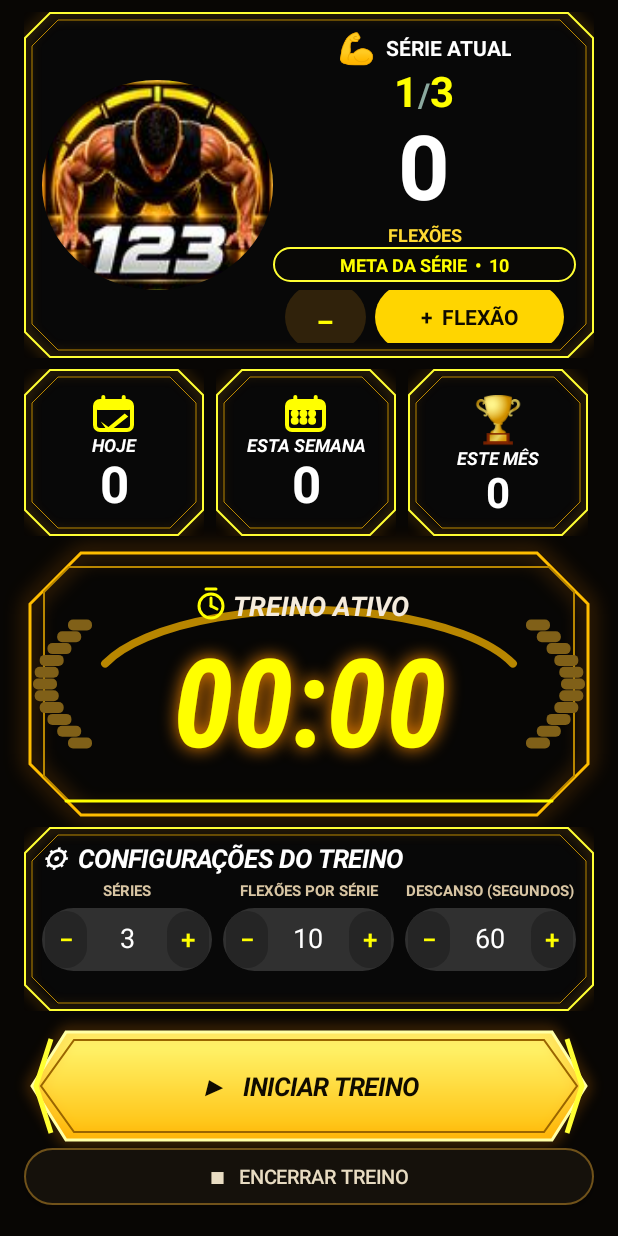
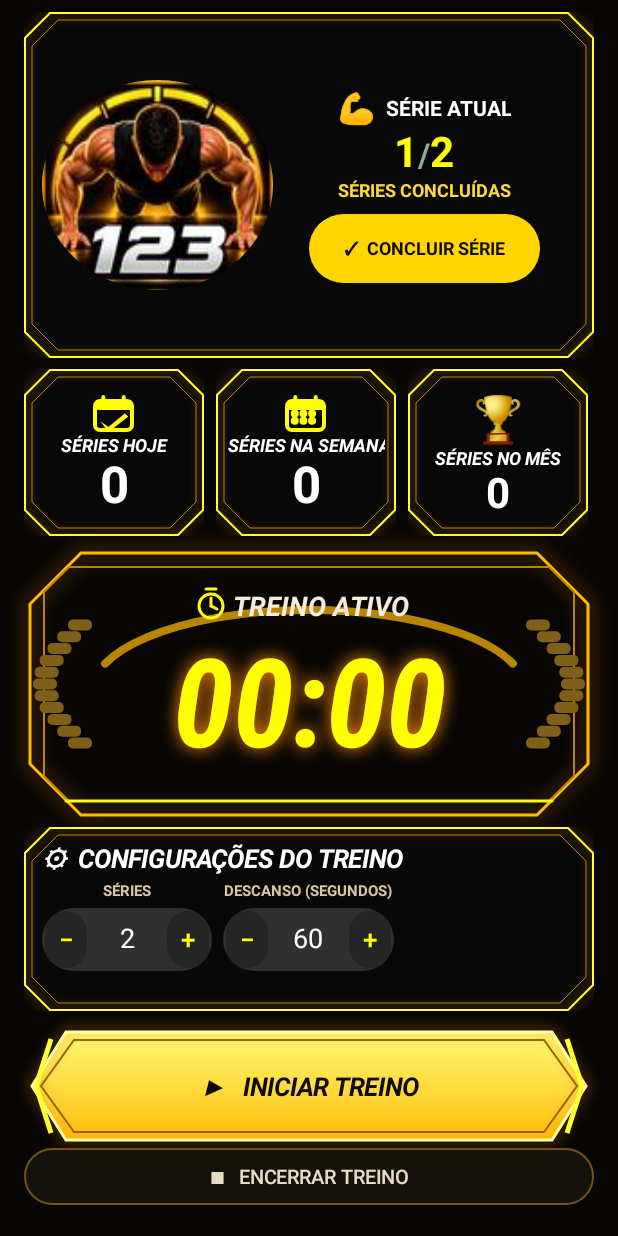
Before and after one commit to marvesanttos-dotcom/contador-flexoes., an Android app: the screen it shows after launch (PushupActivity), after a tap on "▶ INICIAR TREINO", on a phone screen of 412 x 824 dp. Run offline under Robolectric (Android 15) with nearby library versions, the phone set to English and light mode, and no system bars; 2 other taps on this screen came first.

Commit message:
Remove rep counter; keep manual series counter only

```diff
--- a/contadorflexoes/src/main/java/br/com/contadorflexoes/PushupActivity.java
+++ b/contadorflexoes/src/main/java/br/com/contadorflexoes/PushupActivity.java
@@ -21,19 +21,19 @@ import org.json.JSONObject;
 
 public class PushupActivity extends androidx.activity.ComponentActivity {
 
-    private TextView countText, setText, statusText;
+    private TextView setText, statusText;
     private CircleTimerView restCircle;
     private ViewFlipper pages;
     private TextView pageTabWorkout, pageTabProgress, progressSummary, progressDetail;
     private int progressPeriod=0;
-    private int completedReps=0;
+    private int completedSets=0;
     private boolean sessionSaved=false;
     private float touchStartX, touchStartY;
-    private EditText seriesInput, targetInput, restInput;
+    private EditText seriesInput, restInput;
     private Button startButton, stopButton;
     private final Handler handler = new Handler(Looper.getMainLooper());
     private boolean workout=false, resting=false;
-    private int reps=0, sets=1, totalSets=3, target=10, restSeconds=60, remaining=0;
+    private int sets=1, totalSets=3, restSeconds=60, remaining=0;
     private long lastRepAt=0;
     private Runnable restTick;
 
@@ -114,9 +114,9 @@ public class PushupActivity extends androidx.activity.ComponentActivity {
     private TextView centered(String value,int size,int color,boolean bold){
         TextView t=text(value,size,color,bold);t.setGravity(Gravity.CENTER);return t;
     }
-    private int sumRepsSince(long from){
+    private int sumSetsSince(long from){
         JSONArray a=loadHistory();int sum=0;long now=System.currentTimeMillis();
-        for(int i=0;i<a.length();i++){JSONObject o=a.optJSONObject(i);if(o!=null){long t=o.optLong("time",0);if(t>=from&&t<=now)sum+=o.optInt("reps",0);}}
+        for(int i=0;i<a.length();i++){JSONObject o=a.optJSONObject(i);if(o!=null){long t=o.optLong("time",0);if(t>=from&&t<=now)sum+=o.optInt("sets",0);}}
         return sum;
     }
     private View buildWorkoutPage(){
@@ -135,24 +135,19 @@ public class PushupActivity extends androidx.activity.ComponentActivity {
         repBlock.addView(seriesRow);
         setText=centered("1 / 3",29,0xFFFFFF00,true);setText.setSingleLine(true);setText.setIncludeFontPadding(false);setText.setAutoSizeTextTypeUniformWithConfiguration(18,29,1,android.util.TypedValue.COMPLEX_UNIT_SP);
         repBlock.addView(setText);
-        countText=centered("0",60,Color.WHITE,true);countText.setSingleLine(true);countText.setIncludeFontPadding(false);countText.setAutoSizeTextTypeUniformWithConfiguration(28,60,1,android.util.TypedValue.COMPLEX_UNIT_SP);repBlock.addView(countText);
-        TextView repCaption=centered("FLEXÕES",12,0xFFFFD933,true);repBlock.addView(repCaption);
-        TextView targetCaption=centered("META DA SÉRIE  •  10",12,0xFFFFFF00,true);android.graphics.drawable.GradientDrawable targetBg=round(0xFF090806,18);targetBg.setStroke(dp(1),0xFFFFFF33);targetCaption.setBackground(targetBg);targetCaption.setPadding(dp(9),dp(3),dp(9),dp(3));repBlock.addView(targetCaption);
-        LinearLayout manualRow=new LinearLayout(this);manualRow.setGravity(Gravity.CENTER);manualRow.setPadding(0,dp(5),0,0);
-        Button minusRep=new Button(this);minusRep.setText("−");minusRep.setTextSize(22);minusRep.setTextColor(0xFFFFFF00);minusRep.setBackground(round(0xFF30220B,24));minusRep.setMinWidth(dp(48));minusRep.setOnClickListener(v->removeManualRep());
-        Button plusRep=new Button(this);plusRep.setText("+  FLEXÃO");plusRep.setTextSize(14);plusRep.setTextColor(0xFF100B00);plusRep.setAllCaps(false);plusRep.setTypeface(null,1);plusRep.setBackground(round(0xFFFFD500,24));plusRep.setOnClickListener(v->addManualRep());
-        LinearLayout.LayoutParams mrp=new LinearLayout.LayoutParams(dp(54),dp(44));mrp.rightMargin=dp(6);manualRow.addView(minusRep,mrp);
-        manualRow.addView(plusRep,new LinearLayout.LayoutParams(dp(126),dp(44)));repBlock.addView(manualRow);
+        TextView seriesCaption=centered("SÉRIES CONCLUÍDAS",12,0xFFFFD933,true);repBlock.addView(seriesCaption);
+        Button completeSetButton=new Button(this);completeSetButton.setText("✓  CONCLUIR SÉRIE");completeSetButton.setAllCaps(false);completeSetButton.setTextSize(12);completeSetButton.setTypeface(null,1);completeSetButton.setTextColor(0xFF100B00);completeSetButton.setBackground(round(0xFFFFD500,24));completeSetButton.setOnClickListener(v->completeSeries());
+        LinearLayout.LayoutParams completeP=new LinearLayout.LayoutParams(dp(154),dp(46));completeP.topMargin=dp(8);repBlock.addView(completeSetButton,completeP);
         hero.addView(repBlock,new LinearLayout.LayoutParams(0,-2,1));
         LinearLayout.LayoutParams heroP=new LinearLayout.LayoutParams(-1,0,1.62f);heroP.bottomMargin=dp(7);root.addView(hero,heroP);
 
         LinearLayout quickStats=new LinearLayout(this);quickStats.setOrientation(LinearLayout.HORIZONTAL);
-        String[] statNames={"HOJE","ESTA SEMANA","ESTE MÊS"};
+        String[] statNames={"SÉRIES HOJE","SÉRIES NA SEMANA","SÉRIES NO MÊS"};
         Calendar statNow=Calendar.getInstance();
         Calendar dayStart=(Calendar)statNow.clone();dayStart.set(Calendar.HOUR_OF_DAY,0);dayStart.set(Calendar.MINUTE,0);dayStart.set(Calendar.SECOND,0);dayStart.set(Calendar.MILLISECOND,0);
         Calendar weekStart=(Calendar)dayStart.clone();weekStart.add(Calendar.DAY_OF_YEAR,-6);
         Calendar monthStart=(Calendar)dayStart.clone();monthStart.set(Calendar.DAY_OF_MONTH,1);
-        String[] statValues={String.valueOf(sumRepsSince(dayStart.getTimeInMillis())),String.valueOf(sumRepsSince(weekStart.getTimeInMillis())),String.valueOf(sumRepsSince(monthStart.getTimeInMillis()))};
+        String[] statValues={String.valueOf(sumSetsSince(dayStart.getTimeInMillis())),String.valueOf(sumSetsSince(weekStart.getTimeInMillis())),String.valueOf(sumSetsSince(monthStart.getTimeInMillis()))};
         for(int i=0;i<3;i++){
             LinearLayout item=premiumPanel();item.setGravity(Gravity.CENTER);item.setPadding(dp(7),dp(12),dp(7),dp(12));
             if(i<2){
@@ -178,7 +173,7 @@ public class PushupActivity extends androidx.activity.ComponentActivity {
         TextView st=text("⚙  CONFIGURAÇÕES DO TREINO",17,Color.WHITE,true);st.setTypeface(android.graphics.Typeface.create("sans-serif",android.graphics.Typeface.BOLD_ITALIC));st.setPadding(0,0,0,dp(4));settings.addView(st);
         LinearLayout row=new LinearLayout(this);row.setOrientation(LinearLayout.HORIZONTAL);
         LinearLayout c1=column(),c2=column(),c3=column();
-        addField(c1,"SÉRIES","3",true);addField(c2,"FLEXÕES POR SÉRIE","10",false);addField(c3,"DESCANSO (SEGUNDOS)","60",false);
+        addField(c1,"SÉRIES","3",true);addField(c2,"DESCANSO (SEGUNDOS)","60",false);
         LinearLayout.LayoutParams p1=new LinearLayout.LayoutParams(0,-2,1);p1.rightMargin=dp(4);
         LinearLayout.LayoutParams p2=new LinearLayout.LayoutParams(0,-2,1);p2.leftMargin=dp(3);p2.rightMargin=dp(3);
         LinearLayout.LayoutParams p3=new LinearLayout.LayoutParams(0,-2,1);p3.leftMargin=dp(4);
@@ -322,7 +317,7 @@ public class PushupActivity extends androidx.activity.ComponentActivity {
         for(int i=0;i<3;i++){final int index=i;Button b=new Button(this);b.setText(labels[i]);b.setAllCaps(false);b.setTextSize(12);b.setOnClickListener(v->{progressPeriod=index;refreshProgress();});periodRow.addView(b,new LinearLayout.LayoutParams(0,dp(46),1));}
         root.addView(periodRow);
         LinearLayout summary=card();summary.setGravity(Gravity.CENTER);summary.setPadding(dp(14),dp(18),dp(14),dp(18));
-        progressSummary=text("0 FLEXÕES",30,0xFFFFD500,true);progressSummary.setGravity(Gravity.CENTER);
+        progressSummary=text("0 SÉRIES",30,0xFFFFD500,true);progressSummary.setGravity(Gravity.CENTER);
         progressDetail=text("0 treinos concluídos",14,0xFFD8C5A3,false);progressDetail.setGravity(Gravity.CENTER);progressDetail.setPadding(0,dp(6),0,0);
         summary.addView(progressSummary);summary.addView(progressDetail);
         LinearLayout.LayoutParams sumP=new LinearLayout.LayoutParams(-1,-2);sumP.topMargin=dp(12);root.addView(summary,sumP);
@@ -338,11 +333,11 @@ public class PushupActivity extends androidx.activity.ComponentActivity {
         if(progressPeriod==0){start.add(Calendar.DAY_OF_YEAR,-6);start.set(Calendar.HOUR_OF_DAY,0);start.set(Calendar.MINUTE,0);start.set(Calendar.SECOND,0);}
         else if(progressPeriod==1){start.set(Calendar.DAY_OF_MONTH,1);start.set(Calendar.HOUR_OF_DAY,0);start.set(Calendar.MINUTE,0);start.set(Calendar.SECOND,0);}
         else {start.set(Calendar.DAY_OF_YEAR,1);start.set(Calendar.HOUR_OF_DAY,0);start.set(Calendar.MINUTE,0);start.set(Calendar.SECOND,0);}
-        int repsSum=0,workouts=0,best=0;long from=start.getTimeInMillis();
-        for(int i=0;i<data.length();i++){JSONObject o=data.optJSONObject(i);if(o==null)continue;long time=o.optLong("time",0);if(time>=from&&time<=now.getTimeInMillis()){int n=o.optInt("reps",0);repsSum+=n;workouts++;best=Math.max(best,n);}}
+        int setsSum=0,workouts=0,best=0;long from=start.getTimeInMillis();
+        for(int i=0;i<data.length();i++){JSONObject o=data.optJSONObject(i);if(o==null)continue;long time=o.optLong("time",0);if(time>=from&&time<=now.getTimeInMillis()){int n=o.optInt("sets",0);setsSum+=n;workouts++;best=Math.max(best,n);}}
         String period=progressPeriod==0?"nos últimos 7 dias":progressPeriod==1?"neste mês":"neste ano";
-        progressSummary.setText(String.format(Locale.getDefault(),"%d FLEXÕES",repsSum));
-        progressDetail.setText(workouts+" treinos "+period+"  •  melhor treino: "+best+" flexões");
+        progressSummary.setText(String.format(Locale.getDefault(),"%d SÉRIES",setsSum));
+        progressDetail.setText(workouts+" treinos "+period+"  •  melhor treino: "+best+" séries");
         LinearLayout history=(LinearLayout)((LinearLayout)((ScrollView)pages.getChildAt(1)).getChildAt(0)).getChildAt(4);
         while(history.getChildCount()>2)history.removeViewAt(2);
         if(workouts==0){TextView empty=text("Ainda não há treinos registrados neste período.\\nComplete um treino para começar seu histórico.",13,0xFFB8A88F,false);empty.setPadding(0,dp(12),0,dp(4));history.addView(empty);}
@@ -350,7 +345,7 @@ public class PushupActivity extends androidx.activity.ComponentActivity {
             for(int i=data.length()-1;i>=0;i--){JSONObject o=data.optJSONObject(i);if(o==null||o.optLong("time",0)<from)continue;
                 Calendar c=Calendar.getInstance();c.setTimeInMillis(o.optLong("time",0));
                 String date=String.format(Locale.getDefault(),"%02d/%02d/%04d",c.get(Calendar.DAY_OF_MONTH),c.get(Calendar.MONTH)+1,c.get(Calendar.YEAR));
-                TextView item=text("•  "+date+"     "+o.optInt("reps",0)+" flexões",14,Color.WHITE,false);item.setPadding(0,dp(8),0,dp(8));history.addView(item);
+                TextView item=text("•  "+date+"     "+o.optInt("sets",0)+" séries",14,Color.WHITE,false);item.setPadding(0,dp(8),0,dp(8));history.addView(item);
             }
         }
     }
@@ -359,8 +354,8 @@ public class PushupActivity extends androidx.activity.ComponentActivity {
         catch(Exception e){return new JSONArray();}
     }
     private void saveWorkout(){
-        if(sessionSaved||completedReps<=0)return;
-        try{JSONArray a=loadHistory();JSONObject o=new JSONObject();o.put("time",System.currentTimeMillis());o.put("reps",completedReps);o.put("sets",sets);a.put(o);
+        if(sessionSaved||completedSets<=0)return;
+        try{JSONArray a=loadHistory();JSONObject o=new JSONObject();o.put("time",System.currentTimeMillis());o.put("sets",completedSets);a.put(o);
             getSharedPreferences("flex_history",MODE_PRIVATE).edit().putString("sessions",a.toString()).apply();sessionSaved=true;
         }catch(Exception ignored){}
     }
@@ -378,46 +373,38 @@ public class PushupActivity extends androidx.activity.ComponentActivity {
         LinearLayout.LayoutParams bp=new LinearLayout.LayoutParams(dp(28),dp(38));
         control.addView(minus,bp);LinearLayout.LayoutParams ep=new LinearLayout.LayoutParams(0,dp(38),1);ep.leftMargin=dp(2);ep.rightMargin=dp(2);control.addView(e,ep);control.addView(plus,new LinearLayout.LayoutParams(dp(28),dp(38)));
         parent.addView(control);
-        int min=series?1:1,max=series?30:caption.startsWith("FLEXÕES")?200:600;
+        int min=1,max=series?30:600;
         int step=caption.startsWith("DESCANSO")?5:1;
         minus.setOnClickListener(v->{try{int n=Integer.parseInt(e.getText().toString());e.setText(String.valueOf(Math.max(min,n-step)));}catch(Exception ignored){}});
         plus.setOnClickListener(v->{try{int n=Integer.parseInt(e.getText().toString());e.setText(String.valueOf(Math.min(max,n+step)));}catch(Exception ignored){}});
-        if(series)seriesInput=e;else if(caption.startsWith("FLEXÕES"))targetInput=e;else restInput=e;
+        if(series)seriesInput=e;else restInput=e;
     }
 
     private void startWorkout(){
-        try { totalSets=Integer.parseInt(seriesInput.getText().toString()); target=Integer.parseInt(targetInput.getText().toString()); restSeconds=Integer.parseInt(restInput.getText().toString()); }
+        try { totalSets=Integer.parseInt(seriesInput.getText().toString()); restSeconds=Integer.parseInt(restInput.getText().toString()); }
         catch(Exception e){ Toast.makeText(this,"Preencha todas as configurações.",Toast.LENGTH_SHORT).show(); return; }
-        if(totalSets<1||totalSets>30||target<1||target>200||restSeconds<5||restSeconds>600){
-            Toast.makeText(this,"Séries: 1 a 30. Flexões: 1 a 200. Descanso: 5 a 600 segundos.",Toast.LENGTH_LONG).show(); return;
+        if(totalSets<1||totalSets>30||restSeconds<5||restSeconds>600){
+            Toast.makeText(this,"Séries: 1 a 30. Descanso: 5 a 600 segundos.",Toast.LENGTH_LONG).show(); return;
         }
-        reps=0; completedReps=0; sessionSaved=false; sets=1; workout=true; resting=false; updateStats();
+        completedSets=0; sessionSaved=false; sets=1; workout=true; resting=false; updateStats();
         setInputsEnabled(false); startButton.setEnabled(false); stopButton.setVisibility(View.VISIBLE); stopButton.setEnabled(true);
-        statusText.setText("TREINO ATIVO — REGISTRE SUAS FLEXÕES");
+        statusText.setText("TREINO ATIVO — CONCLUA CADA SÉRIE");
         restCircle.setDisplay("00:00","TREINO ATIVO",0f);
     }
-    private void setInputsEnabled(boolean enabled){seriesInput.setEnabled(enabled);targetInput.setEnabled(enabled);restInput.setEnabled(enabled);}
-    private void addManualRep(){
+    private void setInputsEnabled(boolean enabled){seriesInput.setEnabled(enabled);restInput.setEnabled(enabled);}
+    private void completeSeries(){
         if(!workout||resting)return;
-        reps++;completedReps++;onRep();
-    }
-    private void removeManualRep(){
-        if(!workout||resting||reps<=0)return;
-        reps--;completedReps=Math.max(0,completedReps-1);updateStats();
-        statusText.setText("FLEXÃO "+reps+" DE "+target);
-    }
-    private void onRep(){
-        if(!workout||resting)return; updateStats(); statusText.setText("FLEXÃO "+reps+" DE "+target);
-        if(reps>=target){ if(sets>=totalSets){finishWorkout();return;} beginRest(); }
+        completedSets++;
+        if(sets>=totalSets){finishWorkout();return;}
+        beginRest();
     }
     private void beginRest(){resting=true;remaining=restSeconds;statusText.setText("SÉRIE CONCLUÍDA! HORA DE DESCANSAR");vibrate();tickRest();}
     private void tickRest(){
         restCircle.setDisplay(String.format(Locale.getDefault(),"%02d:%02d",remaining/60,remaining%60),"DESCANSO",restSeconds<=0?0f:(float)(restSeconds-remaining)/restSeconds);
-        if(remaining<=0){resting=false;reps=0;sets++;updateStats();statusText.setText("VAMOS! PRÓXIMA SÉRIE — REGISTRE AS FLEXÕES");restCircle.setDisplay("00:00","DESCANSO",0f);vibrate();return;}
+        if(remaining<=0){resting=false;sets++;updateStats();statusText.setText("DESCANSO FINALIZADO — CONCLUA A PRÓXIMA SÉRIE");restCircle.setDisplay("00:00","DESCANSO",0f);vibrate();return;}
         remaining--; restTick=this::tickRest; handler.postDelayed(restTick,1000);
     }
     private void updateStats(){
-        countText.setText(String.valueOf(reps));
         String progress=sets+"/"+totalSets;
         SpannableString styled=new SpannableString(progress);
         int slash=progress.indexOf("/");
```
